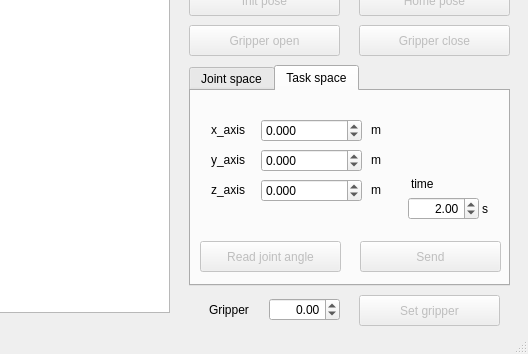
ROBOTIS-GIT/open_manipulator, file open_manipulator_control_gui/ui/main_window.ui: the form before one commit; both pictures show x 381 to 909 and y 224 to 578 of the 909 by 578 pixel window.
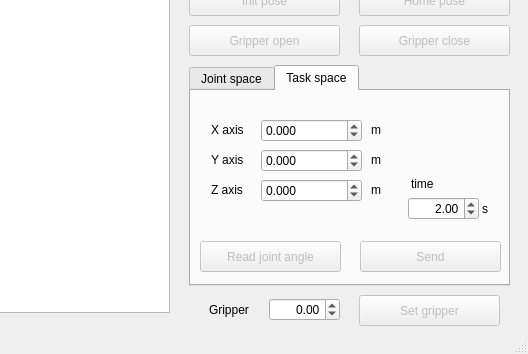
The form after the commit. The open tabs and pages were chosen to show the change. Icons and pictures are not drawn.

Commit message: gui & init. func. update

```diff
--- a/open_manipulator_control_gui/ui/main_window.ui
+++ b/open_manipulator_control_gui/ui/main_window.ui
@@ -923,7 +923,7 @@
        </rect>
       </property>
       <property name="text">
-       <string>x_axis</string>
+       <string>X axis</string>
       </property>
      </widget>
      <widget class="QLabel" name="label_30">
@@ -936,7 +936,7 @@
        </rect>
       </property>
       <property name="text">
-       <string>z_axis</string>
+       <string>Z axis</string>
       </property>
      </widget>
      <widget class="QLabel" name="label_31">
@@ -956,13 +956,13 @@
       <property name="geometry">
        <rect>
         <x>20</x>
-        <y>62</y>
+        <y>59</y>
         <width>59</width>
-        <height>14</height>
+        <height>20</height>
        </rect>
       </property>
       <property name="text">
-       <string>y_axis</string>
+       <string>Y axis</string>
       </property>
      </widget>
      <widget class="QDoubleSpinBox" name="doubleSpinBox_time_cs">
```
The commit also changes 2 other files.
